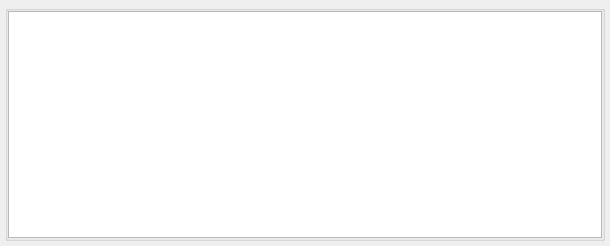
Before: the Qt Designer form src/QSview/resources/console.ui in BCDA-APS/QSview, drawn with Qt 5.
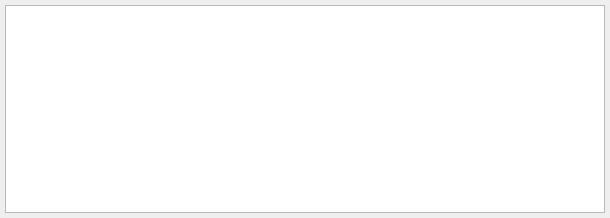
After: the same form once the commit is applied.

Commit message: Clean up UI (remove buttons & plan editor)

```diff
--- a/src/QSview/resources/console.ui
+++ b/src/QSview/resources/console.ui
@@ -7,7 +7,7 @@
     <x>0</x>
     <y>0</y>
     <width>610</width>
-    <height>246</height>
+    <height>218</height>
    </rect>
   </property>
   <property name="sizePolicy">
@@ -19,42 +19,18 @@
   <property name="windowTitle">
    <string>Form</string>
   </property>
-  <layout class="QHBoxLayout" name="horizontalLayout_2">
-   <property name="leftMargin">
-    <number>5</number>
-   </property>
-   <property name="topMargin">
-    <number>5</number>
-   </property>
-   <property name="rightMargin">
-    <number>5</number>
-   </property>
-   <property name="bottomMargin">
-    <number>5</number>
-   </property>
-   <item>
-    <widget class="QGroupBox" name="groupBox">
-     <property name="sizePolicy">
-      <sizepolicy hsizetype="Expanding" vsizetype="Expanding">
-       <horstretch>0</horstretch>
-       <verstretch>0</verstretch>
-      </sizepolicy>
-     </property>
-     <property name="title">
-      <string/>
-     </property>
      <layout class="QHBoxLayout" name="horizontalLayout">
       <property name="leftMargin">
-       <number>0</number>
+    <number>5</number>
       </property>
       <property name="topMargin">
-       <number>0</number>
+    <number>5</number>
       </property>
       <property name="rightMargin">
-       <number>0</number>
+    <number>5</number>
       </property>
       <property name="bottomMargin">
-       <number>0</number>
+    <number>5</number>
       </property>
       <item>
        <widget class="QPlainTextEdit" name="plainTextEdit">
@@ -70,9 +46,6 @@
         <property name="readOnly">
          <bool>true</bool>
         </property>
-       </widget>
-      </item>
-     </layout>
     </widget>
    </item>
   </layout>
```
Lines whose indentation alone changed are shown as unchanged. The commit also changes 6 other files.
